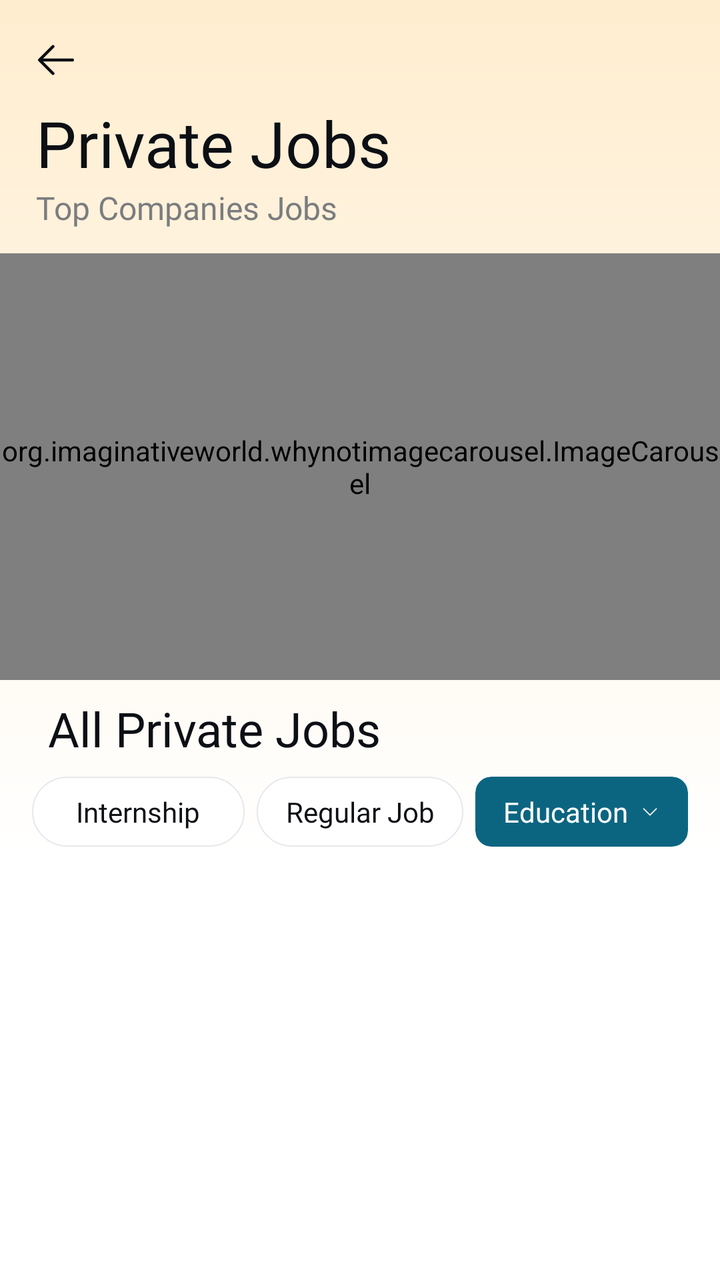
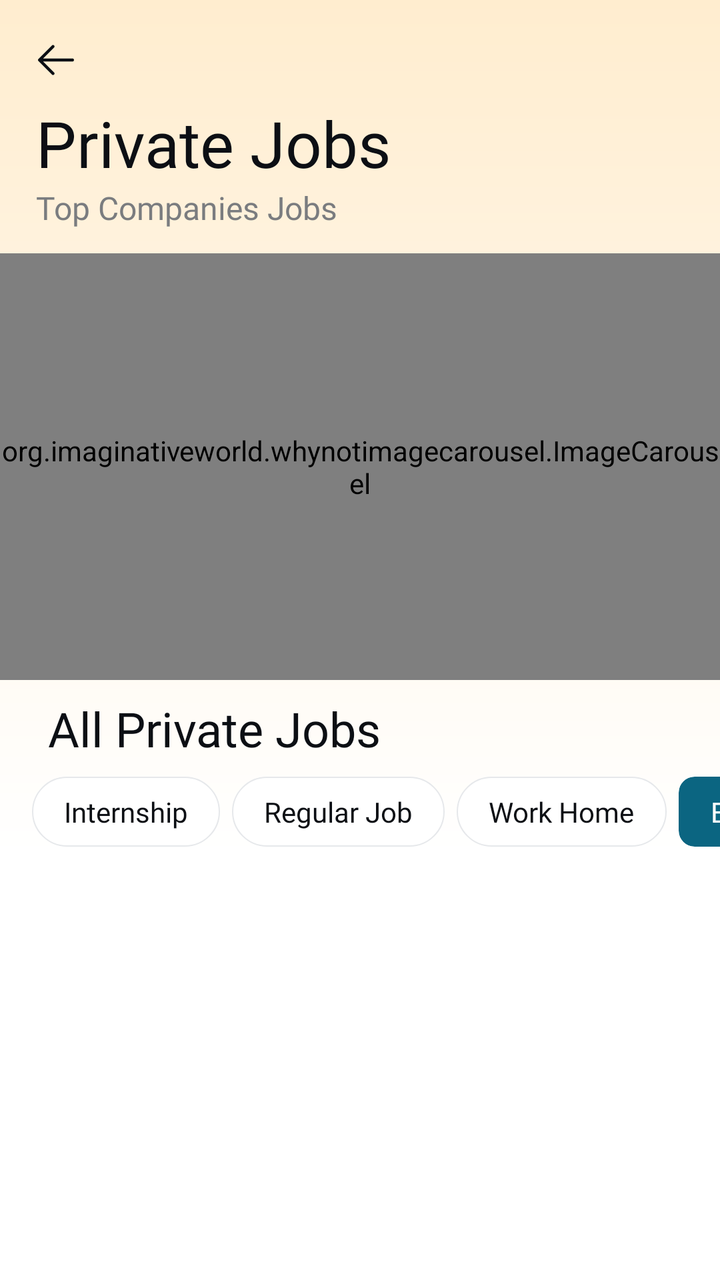

Compare the two renders of this Android layout. The source of the first and the diff that turns it into the second are given below.
<!-- AndroidManifest.xml: application theme Theme.OneRoadmap -->
<!-- res/layout/fragment_private_jobs.xml -->
<?xml version="1.0" encoding="utf-8"?>
<androidx.coordinatorlayout.widget.CoordinatorLayout xmlns:android="http://schemas.android.com/apk/res/android"
    xmlns:app="http://schemas.android.com/apk/res-auto"
    xmlns:tools="http://schemas.android.com/tools"
    android:layout_width="match_parent"
    android:layout_height="match_parent"
    android:background="@color/white"
    android:clickable="false">

    
    <ProgressBar
        android:id="@+id/loading_progress"
        android:layout_width="wrap_content"
        android:layout_height="wrap_content"
        android:layout_gravity="center"
        android:visibility="gone" />

    
    <LinearLayout
        android:id="@+id/empty_state_container"
        android:layout_width="match_parent"
        android:layout_height="match_parent"
        android:gravity="center"
        android:orientation="vertical"
        android:visibility="gone"
        app:layout_behavior="@string/appbar_scrolling_view_behavior">

        <TextView
            android:id="@+id/empty_state"
            android:layout_width="wrap_content"
            android:layout_height="wrap_content"
            android:fontFamily="@font/yantramanav_regular"
            android:gravity="center"
            android:padding="16dp"
            android:text="No jobs available. Please try again."
            android:textColor="@color/text_primary"
            android:textSize="16sp" />

        <Button
            android:id="@+id/retry_button"
            android:layout_width="wrap_content"
            android:layout_height="wrap_content"
            android:layout_marginTop="8dp"
            android:backgroundTint="#0B6581"
            android:fontFamily="@font/yantramanav_medium"
            android:paddingHorizontal="16dp"
            android:text="Retry"
            android:textColor="@color/white"
            android:textSize="14sp" />
    </LinearLayout>

    
    <androidx.recyclerview.widget.RecyclerView
        android:id="@+id/recycler_job_updates"
        android:layout_width="match_parent"
        android:layout_height="match_parent"
        android:background="@color/white"
        android:layout_marginTop="8dp"
        android:layout_marginBottom="0dp"
        android:paddingBottom="0dp"
        android:clipToPadding="false"
        app:layout_behavior="@string/appbar_scrolling_view_behavior" />

    
    <com.google.android.material.appbar.AppBarLayout
        android:id="@+id/appbar"
        android:layout_width="match_parent"
        android:layout_height="wrap_content"
        app:elevation="0dp">

        <LinearLayout
            android:layout_width="match_parent"
            android:layout_height="wrap_content"
            android:background="@drawable/gradient_blur_background_brown"
            android:orientation="vertical"
            android:minHeight="200dp"
            app:layout_scrollFlags="scroll|enterAlways">

            <ImageView
                android:id="@+id/back_button"
                android:layout_width="wrap_content"
                android:layout_height="wrap_content"
                android:layout_marginStart="16dp"
                android:layout_marginTop="18dp"
                android:src="@drawable/arrow_back" />

            <TextView
                android:layout_width="match_parent"
                android:layout_height="wrap_content"
                android:layout_marginStart="18dp"
                android:layout_marginTop="8dp"
                android:layout_marginEnd="16dp"
                android:fontFamily="@font/yantramanav_medium"
                android:text="Private Jobs"
                android:textColor="@color/text_primary"
                android:textSize="32sp" />

            <TextView
                android:layout_width="match_parent"
                android:layout_height="wrap_content"
                android:layout_marginStart="18dp"
                android:layout_marginEnd="16dp"
                android:fontFamily="@font/yantramanav_regular"
                android:text="Top Companies Jobs"
                android:textColor="@color/text_secondary"
                android:textSize="16sp" />

            <androidx.cardview.widget.CardView
                android:id="@+id/carousel_card"
                android:layout_width="match_parent"
                android:layout_height="wrap_content"
                android:layout_marginTop="12dp"
                app:cardCornerRadius="0dp"
                app:cardElevation="0dp">

                <org.imaginativeworld.whynotimagecarousel.ImageCarousel
                    android:id="@+id/carousel"
                    android:layout_width="match_parent"
                    android:layout_height="213.3dp"
                    app:autoPlay="true"
                    app:showBottomShadow="false"
                    app:showCaption="false"
                    app:showIndicator="false"
                    app:showNavigationButtons="false"
                    app:showTopShadow="false" />
            </androidx.cardview.widget.CardView>

            <TextView
                android:layout_width="match_parent"
                android:layout_height="wrap_content"
                android:layout_marginStart="18dp"
                android:layout_marginTop="8dp"
                android:layout_marginEnd="16dp"
                android:fontFamily="@font/yantramanav_medium"
                android:text=" All Private Jobs"
                android:textColor="@color/text_primary"
                android:textSize="24sp" />

            <LinearLayout
                android:layout_width="match_parent"
                android:layout_height="wrap_content"
                android:layout_marginStart="16dp"
                android:layout_marginTop="8dp"
                android:layout_marginEnd="16dp"
                android:orientation="horizontal">

                <TextView
                    android:id="@+id/private_internship"
                    android:layout_width="match_parent"
                    android:layout_height="wrap_content"
                    android:layout_marginEnd="3dp"
                    android:layout_weight="1"
                    android:background="@drawable/rectangle_with_stroke"
                    android:fontFamily="@font/yantramanav_regular"
                    android:padding="8dp"
                    android:text="Internship"
                    android:textAlignment="center"
                    android:textColor="@color/text_primary"
                    android:textSize="14sp" />

                <TextView
                    android:id="@+id/private_regular"
                    android:layout_width="match_parent"
                    android:layout_height="wrap_content"
                    android:layout_marginStart="3dp"
                    android:layout_marginEnd="3dp"
                    android:layout_weight="1"
                    android:background="@drawable/rectangle_with_stroke"
                    android:fontFamily="@font/yantramanav_regular"
                    android:padding="8dp"
                    android:text="Regular Job"
                    android:textAlignment="center"
                    android:textColor="@color/text_primary"
                    android:textSize="14sp" />

                <androidx.cardview.widget.CardView
                    android:id="@+id/chip_education"
                    android:layout_width="match_parent"
                    android:layout_height="wrap_content"
                    android:layout_marginStart="3dp"
                    android:layout_weight="1"
                    app:cardBackgroundColor="#0B6581"
                    app:cardCornerRadius="8dp"
                    app:cardElevation="0dp">

                    <LinearLayout
                        android:layout_width="wrap_content"
                        android:layout_height="wrap_content"
                        android:layout_marginStart="3dp"
                        android:layout_marginEnd="6dp"
                        android:gravity="center_vertical"
                        android:orientation="horizontal"
                        android:padding="8dp">

                        <TextView
                            android:layout_width="wrap_content"
                            android:layout_height="wrap_content"
                            android:layout_marginStart="3dp"
                            android:layout_marginEnd="6dp"
                            android:fontFamily="@font/yantramanav_regular"
                            android:text="Education"
                            android:textAlignment="center"
                            android:textColor="@color/white"
                            android:textSize="14sp" />

                        <ImageView
                            android:id="@+id/imageView13"
                            android:layout_width="wrap_content"
                            android:layout_height="wrap_content"
                            android:layout_weight="1"
                            android:src="@drawable/arrow_down"
                            app:tint="#FFFFFF" />
                    </LinearLayout>
                </androidx.cardview.widget.CardView>
            </LinearLayout>

            <View
                android:layout_width="match_parent"
                android:layout_height="4dp" />
        </LinearLayout>
    </com.google.android.material.appbar.AppBarLayout>

    
    <com.google.android.material.floatingactionbutton.FloatingActionButton
        android:id="@+id/fab_scroll_top"
        android:layout_width="wrap_content"
        android:layout_height="wrap_content"
        android:src="@drawable/ic_arrow_upward"
        android:contentDescription="Scroll to top"
        app:backgroundTint="#0B6581"
        app:tint="@android:color/white"
        app:layout_anchor="@id/recycler_job_updates"
        app:layout_anchorGravity="bottom|end"
        android:layout_marginStart="16dp"
        android:layout_marginEnd="24dp"
        android:layout_marginBottom="16dp"
        android:visibility="gone"/>

</androidx.coordinatorlayout.widget.CoordinatorLayout>
<!-- resources referenced by this layout -->
<resources>
  <color name="text_primary">#0C0F14</color>
  <color name="text_secondary">#7A7C7F</color>
  <color name="white">#FFFFFFFF</color>
  <!-- drawable arrow_back (drawable) -->
  <vector xmlns:android="http://schemas.android.com/apk/res/android"
      android:width="24dp"
      android:height="24dp"
      android:viewportWidth="24"
      android:viewportHeight="24">
    <path
        android:pathData="M21,12C21,12.199 20.921,12.39 20.78,12.53C20.64,12.671 20.449,12.75 20.25,12.75H5.56L11.031,18.219C11.1,18.289 11.156,18.372 11.193,18.463C11.231,18.554 11.25,18.651 11.25,18.75C11.25,18.848 11.231,18.946 11.193,19.037C11.156,19.128 11.1,19.211 11.031,19.281C10.961,19.35 10.878,19.406 10.787,19.443C10.696,19.481 10.599,19.5 10.5,19.5C10.402,19.5 10.304,19.481 10.213,19.443C10.122,19.406 10.039,19.35 9.969,19.281L3.219,12.531C3.15,12.461 3.094,12.378 3.057,12.287C3.019,12.196 3,12.099 3,12C3,11.901 3.019,11.804 3.057,11.713C3.094,11.622 3.15,11.539 3.219,11.469L9.969,4.719C10.11,4.579 10.301,4.5 10.5,4.5C10.699,4.5 10.89,4.579 11.031,4.719C11.172,4.86 11.25,5.051 11.25,5.25C11.25,5.449 11.172,5.64 11.031,5.781L5.56,11.25H20.25C20.449,11.25 20.64,11.329 20.78,11.47C20.921,11.61 21,11.801 21,12Z"
        android:fillColor="#0C0F14"/>
  </vector>
  <!-- drawable arrow_down (drawable) -->
  <vector xmlns:android="http://schemas.android.com/apk/res/android"
      android:width="16dp"
      android:height="16dp"
      android:viewportWidth="16"
      android:viewportHeight="16">
    <path
        android:pathData="M13.354,6.354L8.354,11.354C8.307,11.4 8.252,11.437 8.191,11.462C8.131,11.487 8.066,11.5 8,11.5C7.934,11.5 7.869,11.487 7.809,11.462C7.748,11.437 7.693,11.4 7.646,11.354L2.646,6.354C2.552,6.26 2.5,6.133 2.5,6C2.5,5.867 2.552,5.74 2.646,5.646C2.74,5.552 2.867,5.5 3,5.5C3.133,5.5 3.26,5.552 3.354,5.646L8,10.293L12.646,5.646C12.693,5.6 12.748,5.563 12.809,5.538C12.869,5.513 12.934,5.5 13,5.5C13.066,5.5 13.131,5.513 13.191,5.538C13.252,5.563 13.307,5.6 13.354,5.646C13.4,5.693 13.437,5.748 13.462,5.809C13.487,5.869 13.5,5.934 13.5,6C13.5,6.066 13.487,6.131 13.462,6.191C13.437,6.252 13.4,6.307 13.354,6.354Z"
        android:fillColor="#0C0F14"/>
  </vector>
  <!-- drawable gradient_blur_background_brown (drawable) -->
  <?xml version="1.0" encoding="utf-8"?>
  
  <shape xmlns:android="http://schemas.android.com/apk/res/android"
      android:shape="rectangle">
  
      <gradient
          android:angle="270"
          android:startColor="#FFEDCF"
          android:endColor="#FFFFFF"
          android:type="linear"/>
  </shape>
  <!-- drawable ic_arrow_upward: png bitmap (drawable, 8440 bytes) -->
  <!-- drawable rectangle_with_stroke (drawable) -->
  <?xml version="1.0" encoding="utf-8"?>
  
  <shape xmlns:android="http://schemas.android.com/apk/res/android"
      android:shape="rectangle">
      <solid android:color="#FFFFFF"/>
      <stroke
          android:width="0.5dp"
          android:color="#E6E8EB" />
      <corners android:radius="32dp"/>
  </shape>
  <style name="Theme.OneRoadmap" parent="Base.Theme.OneRoadmap" />
  <style name="Base.Theme.OneRoadmap" parent="Theme.Material3.Light.NoActionBar">
          
      </style>
</resources>

<!-- the commit's change to res/layout/fragment_private_jobs.xml (unified diff, before → after) -->
@@ -136,83 +136,97 @@
                 android:textColor="@color/text_primary"
                 android:textSize="24sp" />
 
-            <LinearLayout
-                android:layout_width="match_parent"
-                android:layout_height="wrap_content"
-                android:layout_marginStart="16dp"
-                android:layout_marginTop="8dp"
-                android:layout_marginEnd="16dp"
-                android:orientation="horizontal">
-
-                <TextView
-                    android:id="@+id/private_internship"
-                    android:layout_width="match_parent"
+            <HorizontalScrollView
+                android:layout_width="match_parent"
+                android:layout_height="wrap_content"
+                android:scrollbars="none"
+                android:layout_marginTop="8dp">
+
+                <LinearLayout
+                    android:layout_width="wrap_content"
                     android:layout_height="wrap_content"
-                    android:layout_marginEnd="3dp"
-                    android:layout_weight="1"
-                    android:background="@drawable/rectangle_with_stroke"
-                    android:fontFamily="@font/yantramanav_regular"
-                    android:padding="8dp"
-                    android:text="Internship"
-                    android:textAlignment="center"
-                    android:textColor="@color/text_primary"
-                    android:textSize="14sp" />
-
-                <TextView
-                    android:id="@+id/private_regular"
-                    android:layout_width="match_parent"
-                    android:layout_height="wrap_content"
-                    android:layout_marginStart="3dp"
-                    android:layout_marginEnd="3dp"
-                    android:layout_weight="1"
-                    android:background="@drawable/rectangle_with_stroke"
-                    android:fontFamily="@font/yantramanav_regular"
-                    android:padding="8dp"
-                    android:text="Regular Job"
-                    android:textAlignment="center"
-                    android:textColor="@color/text_primary"
-                    android:textSize="14sp" />
-
-                <androidx.cardview.widget.CardView
-                    android:id="@+id/chip_education"
-                    android:layout_width="match_parent"
-                    android:layout_height="wrap_content"
-                    android:layout_marginStart="3dp"
-                    android:layout_weight="1"
-                    app:cardBackgroundColor="#0B6581"
-                    app:cardCornerRadius="8dp"
-                    app:cardElevation="0dp">
-
-                    <LinearLayout
-                        android:layout_width="wrap_content"
-                        android:layout_height="wrap_content"
-                        android:layout_marginStart="3dp"
+                    android:orientation="horizontal"
+                    android:paddingStart="16dp"
+                    android:paddingEnd="16dp">
+
+                    <TextView
+                        android:id="@+id/private_internship"
+                        android:layout_width="wrap_content"
+                        android:layout_height="wrap_content"
                         android:layout_marginEnd="6dp"
-                        android:gravity="center_vertical"
-                        android:orientation="horizontal"
-                        android:padding="8dp">
-
-                        <TextView
+                        android:background="@drawable/rectangle_with_stroke"
+                        android:fontFamily="@font/yantramanav_regular"
+                        android:paddingHorizontal="16dp"
+                        android:paddingVertical="8dp"
+                        android:text="Internship"
+                        android:textAlignment="center"
+                        android:textColor="@color/text_primary"
+                        android:textSize="14sp" />
+
+                    <TextView
+                        android:id="@+id/private_regular"
+                        android:layout_width="wrap_content"
+                        android:layout_height="wrap_content"
+                        android:layout_marginEnd="6dp"
+                        android:background="@drawable/rectangle_with_stroke"
+                        android:fontFamily="@font/yantramanav_regular"
+                        android:paddingHorizontal="16dp"
+                        android:paddingVertical="8dp"
+                        android:text="Regular Job"
+                        android:textAlignment="center"
+                        android:textColor="@color/text_primary"
+                        android:textSize="14sp" />
+
+                    <TextView
+                        android:id="@+id/private_work_home"
+                        android:layout_width="wrap_content"
+                        android:layout_height="wrap_content"
+                        android:layout_marginEnd="6dp"
+                        android:background="@drawable/rectangle_with_stroke"
+                        android:fontFamily="@font/yantramanav_regular"
+                        android:paddingHorizontal="16dp"
+                        android:paddingVertical="8dp"
+                        android:text="Work Home"
+                        android:textAlignment="center"
+                        android:textColor="@color/text_primary"
+                        android:textSize="14sp" />
+
+                    <androidx.cardview.widget.CardView
+                        android:id="@+id/chip_education"
+                        android:layout_width="wrap_content"
+                        android:layout_height="wrap_content"
+                        app:cardBackgroundColor="#0B6581"
+                        app:cardCornerRadius="8dp"
+                        app:cardElevation="0dp">
+
+                        <LinearLayout
                             android:layout_width="wrap_content"
                             android:layout_height="wrap_content"
-                            android:layout_marginStart="3dp"
-                            android:layout_marginEnd="6dp"
-                            android:fontFamily="@font/yantramanav_regular"
-                            android:text="Education"
-                            android:textAlignment="center"
-                            android:textColor="@color/white"
-                            android:textSize="14sp" />
-
-                        <ImageView
-                            android:id="@+id/imageView13"
-                            android:layout_width="wrap_content"
-                            android:layout_height="wrap_content"
-                            android:layout_weight="1"
-                            android:src="@drawable/arrow_down"
-                            app:tint="#FFFFFF" />
-                    </LinearLayout>
-                </androidx.cardview.widget.CardView>
-            </LinearLayout>
+                            android:gravity="center_vertical"
+                            android:orientation="horizontal"
+                            android:paddingHorizontal="16dp"
+                            android:paddingVertical="8dp">
+
+                            <TextView
+                                android:layout_width="wrap_content"
+                                android:layout_height="wrap_content"
+                                android:fontFamily="@font/yantramanav_regular"
+                                android:text="Education"
+                                android:textAlignment="center"
+                                android:textColor="@color/white"
+                                android:textSize="14sp" />
+
+                            <ImageView
+                                android:id="@+id/imageView13"
+                                android:layout_width="wrap_content"
+                                android:layout_height="wrap_content"
+                                android:layout_marginStart="8dp"
+                                android:src="@drawable/arrow_down"
+                                app:tint="#FFFFFF" />
+                        </LinearLayout>
+                    </androidx.cardview.widget.CardView>
+                </LinearLayout>
+            </HorizontalScrollView>
 
             <View
                 android:layout_width="match_parent"
